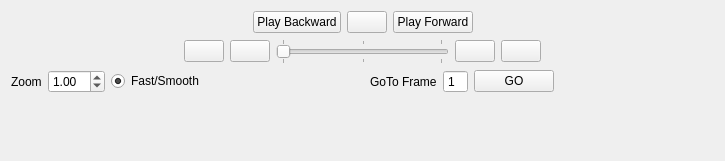
Before: the Qt Designer form resources/designer_ui/cgtvideocontrols.ui in jonathanHuwP/CrystalGrowthTracker, drawn with Qt 5.
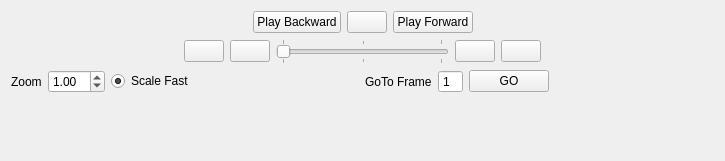
After: the same form once the commit is applied.

Diff of the .ui file:
```diff
--- a/resources/designer_ui/cgtvideocontrols.ui
+++ b/resources/designer_ui/cgtvideocontrols.ui
@@ -200,7 +200,7 @@
         <string>Check for fast scaling, else smooth</string>
        </property>
        <property name="text">
-        <string>Fast/Smooth</string>
+        <string>Scale Fast</string>
        </property>
        <property name="checked">
         <bool>true</bool>
```
